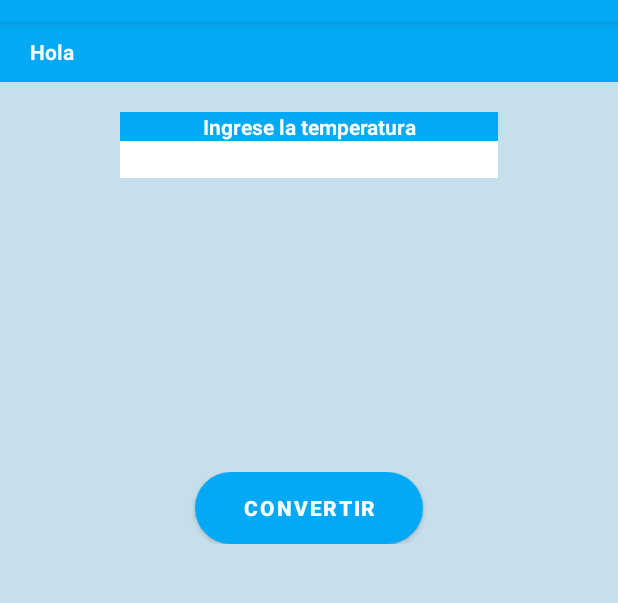
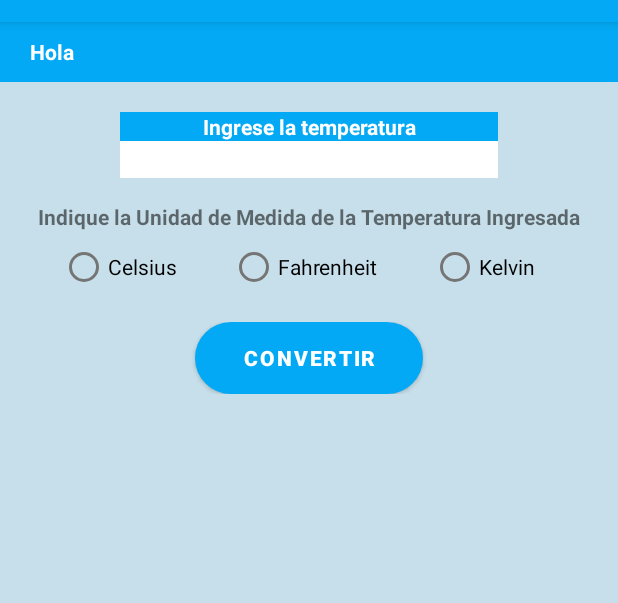
Before and after one commit to AngelaEspinosa2021/EjercicioParcialMoviles, an Android app: the screen it shows after launch (ConvsersionTemperaturaActivity), on a phone screen of 412 x 824 dp, the part 62-665 px from its top. Run offline under Robolectric (Android 15) with nearby library versions, the phone set to English and light mode, and no system bars.

Commit message:
Se ingresan el grupo de radiobutton para que el usuario seleccione la unidad de medida de la temperatura que ingresa. Se aplican todos los estilos

```diff
--- a/EjercicioParcialUno/app/src/main/res/layout/activity_convsersion_temperatura.xml
+++ b/EjercicioParcialUno/app/src/main/res/layout/activity_convsersion_temperatura.xml
@@ -43,28 +43,6 @@
     <LinearLayout
         android:layout_width="match_parent"
         android:layout_height="wrap_content"
-        android:layout_marginStart="20dp"
-        android:layout_marginTop="300dp"
-        android:layout_marginEnd="20dp"
-        android:orientation="vertical"
-        app:layout_constraintEnd_toEndOf="parent"
-        app:layout_constraintStart_toStartOf="parent"
-        app:layout_constraintTop_toTopOf="parent">
-
-        <Button
-            android:id="@+id/btnConvertirTemp"
-            android:layout_width="match_parent"
-            android:layout_height="wrap_content"
-            android:layout_marginLeft="110dp"
-            android:layout_marginRight="110dp"
-            android:background="@drawable/round_shape"
-            android:text="Convertir"
-            android:textStyle="bold" />
-    </LinearLayout>
-
-    <LinearLayout
-        android:layout_width="match_parent"
-        android:layout_height="wrap_content"
         android:layout_marginStart="80dp"
         android:layout_marginTop="60dp"
         android:layout_marginEnd="80dp"
@@ -93,4 +71,89 @@
             android:textColor="@color/black" />
     </LinearLayout>
 
+    <LinearLayout
+        android:layout_width="match_parent"
+        android:layout_height="wrap_content"
+        android:layout_marginStart="20dp"
+        android:layout_marginTop="120dp"
+        android:layout_marginEnd="20dp"
+        android:orientation="horizontal"
+        app:layout_constraintEnd_toEndOf="parent"
+        app:layout_constraintStart_toStartOf="parent"
+        app:layout_constraintTop_toTopOf="parent">
+
+        <LinearLayout
+            android:layout_width="match_parent"
+            android:layout_height="wrap_content"
+            android:layout_weight="1"
+            android:orientation="vertical">
+
+            <TextView
+                android:id="@+id/unidadMedidaTemp"
+                android:layout_width="match_parent"
+                android:layout_height="wrap_content"
+                android:layout_weight="1"
+                android:text="Indique la Unidad de Medida de la Temperatura Ingresada"
+                android:textAlignment="center"
+                android:textSize="14sp"
+                android:textStyle="bold" />
+
+            <LinearLayout
+                android:layout_width="match_parent"
+                android:layout_height="match_parent"
+                android:layout_weight="1"
+                android:orientation="horizontal"
+                android:textAlignment="center">
+
+                <RadioButton
+                    android:id="@+id/celsius"
+                    android:layout_width="wrap_content"
+                    android:layout_height="wrap_content"
+                    android:layout_marginLeft="20dp"
+                    android:layout_weight="1"
+                    android:text="Celsius"
+                    android:textAlignment="viewStart" />
+
+                <RadioButton
+                    android:id="@+id/fahrenheit"
+                    android:layout_width="wrap_content"
+                    android:layout_height="wrap_content"
+                    android:layout_weight="1"
+                    android:text="Fahrenheit"
+                    android:textAlignment="viewStart" />
+
+                <RadioButton
+                    android:id="@+id/kelvin"
+                    android:layout_width="wrap_content"
+                    android:layout_height="wrap_content"
+                    android:layout_weight="1"
+                    android:text="Kelvin"
+                    android:textAlignment="viewStart" />
+            </LinearLayout>
+        </LinearLayout>
+
+    </LinearLayout>
+
+    <LinearLayout
+        android:layout_width="match_parent"
+        android:layout_height="wrap_content"
+        android:layout_marginStart="20dp"
+        android:layout_marginTop="200dp"
+        android:layout_marginEnd="20dp"
+        android:orientation="vertical"
+        app:layout_constraintEnd_toEndOf="parent"
+        app:layout_constraintStart_toStartOf="parent"
+        app:layout_constraintTop_toTopOf="parent">
+
+        <Button
+            android:id="@+id/btnConvertirTemp"
+            android:layout_width="match_parent"
+            android:layout_height="wrap_content"
+            android:layout_marginLeft="110dp"
+            android:layout_marginRight="110dp"
+            android:background="@drawable/round_shape"
+            android:text="Convertir"
+            android:textStyle="bold" />
+    </LinearLayout>
+
 </androidx.constraintlayout.widget.ConstraintLayout>
```
